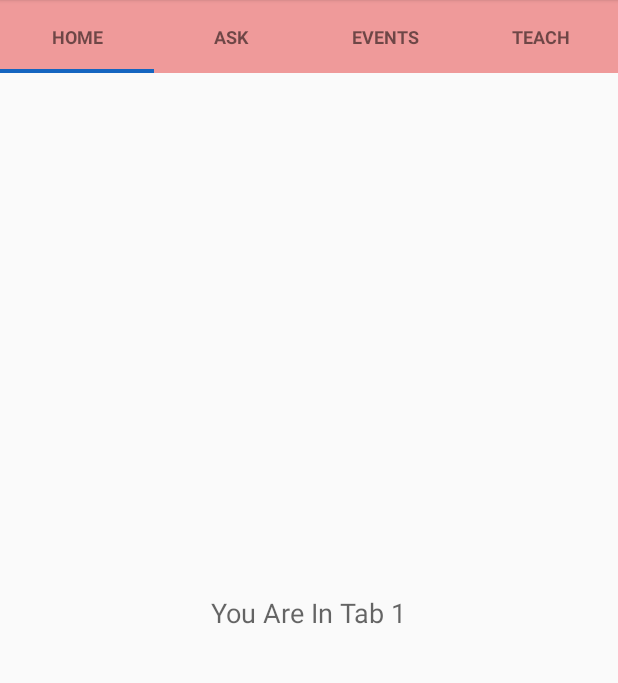
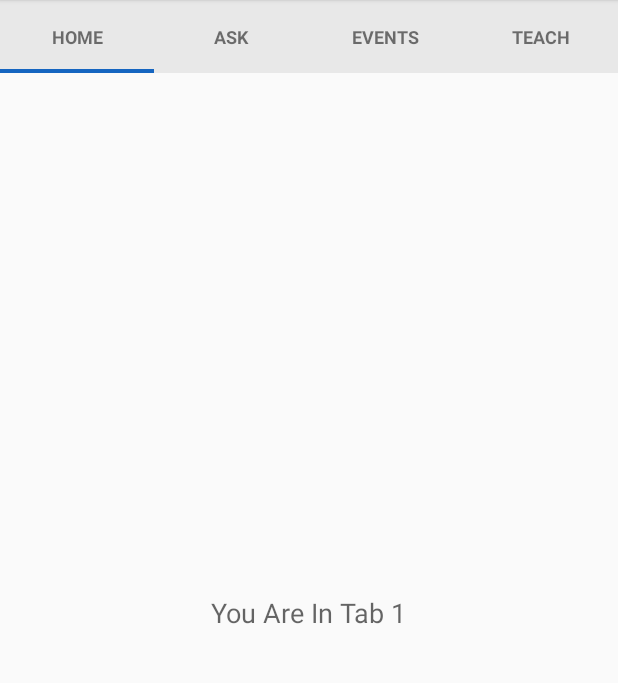
Before and after one commit to omgcarlo/SocialTutor, an Android app: the AfterLogin screen opened directly, with no data from a screen before it, on a phone screen of 412 x 824 dp, the part 84-767 px from its top. Run offline under Robolectric (Android 15) with nearby library versions, the phone set to English and light mode, and no system bars.

Commit message:
tabs color change to gray

```diff
--- a/app/src/main/res/values/colors.xml
+++ b/app/src/main/res/values/colors.xml
@@ -3,9 +3,9 @@
     <color name="colorPrimary">#3F51B5</color>
     <color name="colorPrimaryDark">#303F9F</color>
     <color name="colorAccent">#FF4081</color>
+
     <color name="ColorPrimary">#B71C1C</color>
-    <color name="ColorPrimaryDark">#D32F2F</color>
+    <color name="ColorPrimaryDark">#C62828</color>
     <color name="tabsScrollColor">#1565C0</color>
-    <color name="ColorSecondary">#EF9A9A</color>
-
+    <color name="ColorSecondary">#E8e8e8</color>
 </resources>
```
